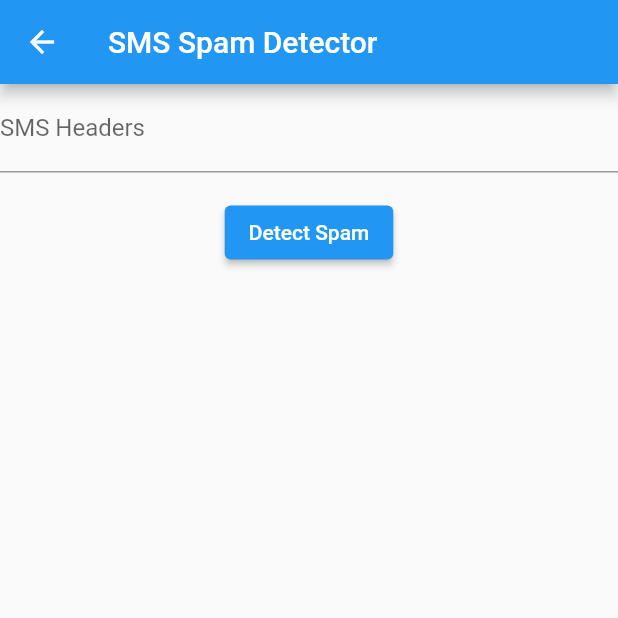
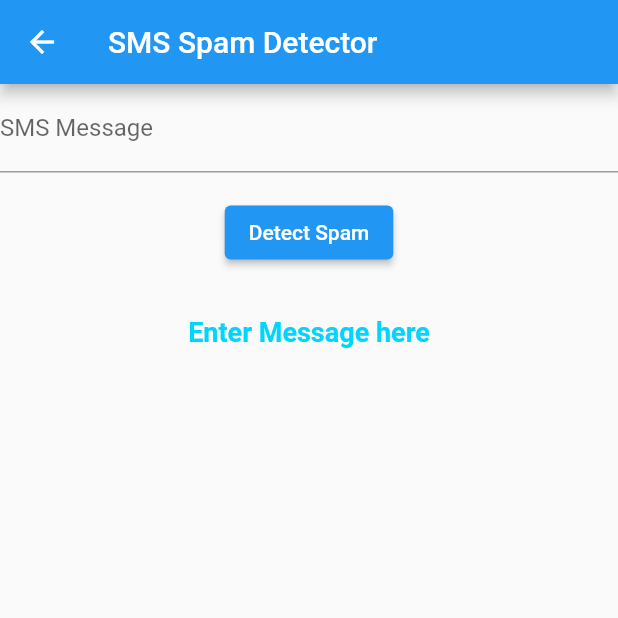
Before and after one commit to aakashsl/AlertMe, a Flutter app: the SpamDetectorPage screen opened by its route, after a tap on "Detect Spam", on a phone screen of 412 x 824 dp, the top half of it. Run offline on Flutter 3.47's test engine with Material 2 defaults, Android fonts, the light colour scheme and no system bars; network calls fail.

Commit message:
url.dart added

```diff
--- a/alertme/lib/main.dart
+++ b/alertme/lib/main.dart
@@ -1,4 +1,5 @@
 import 'package:alertme/sms.dart';
+import 'package:alertme/url.dart';
 import 'package:flutter/material.dart';
 void main() {
   runApp(AlertMe());
@@ -13,6 +14,7 @@ class AlertMe extends StatelessWidget {
       home:Home() ,
       routes: {
         SpamDetectorPage.routeName:(context) => SpamDetectorPage(),
+        DomainReputationChecker.routeName:(context) => DomainReputationChecker(),
       },
     );
   }
@@ -34,7 +36,9 @@ class Home extends StatelessWidget {
           Navigator.pushNamed(context, SpamDetectorPage.routeName);
         }, child: Text("SMS")),
         SizedBox(height: 10,),
-         ElevatedButton(onPressed: (){}, child: Text("URL"))],
+         ElevatedButton(onPressed: (){
+          Navigator.pushNamed(context, DomainReputationChecker.routeName);
+         }, child: Text("URL"))],
       ),
     ),
     );
--- a/alertme/lib/sms.dart
+++ b/alertme/lib/sms.dart
@@ -1,17 +1,18 @@
 import 'package:flutter/material.dart';
 import 'package:http/http.dart' as http;
 import 'dart:convert';
-import 'package:flutter/foundation.dart';
 
 class SpamDetectorPage extends StatefulWidget {
+  @override
   static const routeName = "SMS";
-  @override
   _SpamDetectorPageState createState() => _SpamDetectorPageState();
 }
 
 class _SpamDetectorPageState extends State<SpamDetectorPage> {
   final _headersController = TextEditingController();
+  final _messageController = TextEditingController();
   bool _isSpam = false;
+  String _notSpamMessage = '';
 
   @override
   Widget build(BuildContext context) {
@@ -25,16 +26,14 @@ class _SpamDetectorPageState extends State<SpamDetectorPage> {
             TextField(
               controller: _headersController,
               decoration: InputDecoration(
-                labelText: 'SMS Headers',
+                labelText: 'SMS Message',
                 hintText: 'Enter the headers of the SMS message',
               ),
               maxLines: null,
             ),
             SizedBox(height: 16),
             ElevatedButton(
-              onPressed: () {
-                sendPostRequest(_headersController.text);
-              },
+              onPressed: _detectSpamSMS,
               child: Text('Detect Spam'),
             ),
             SizedBox(height: 16),
@@ -47,29 +46,40 @@ class _SpamDetectorPageState extends State<SpamDetectorPage> {
                   fontSize: 18,
                 ),
               ),
+             !_isSpam && _headersController.text.length>0?
+              Text(
+                'Not spam message',
+                style: TextStyle(
+                  color: Colors.green,
+                  fontWeight: FontWeight.bold,
+                  fontSize: 18,
+                ),
+              ):Text(""),
+              _headersController.text.length==0?
+              Text(
+                'Enter Message here',
+                style: TextStyle(
+                  color: Color.fromARGB(255, 0, 213, 255),
+                  fontWeight: FontWeight.bold,
+                  fontSize: 18,
+                ),
+              ):Text(""),
           ],
         ),
       ),
     );
   }
-
-  Future<void> sendPostRequest(headers) async {
-    final url = Uri.parse('https://example.com/api/post');
-
-    final body = {'headers': headers};
-
+  Future<void> _detectSpamSMS() async {
+    final headers = _headersController.text;
+    final url = 'http://localhost:5000/detect-spam-sms';
     final response = await http.post(
-      url,
+      Uri.parse(url),
+      body: jsonEncode({'headers': headers}),
       headers: {'Content-Type': 'application/json'},
-      body: json.encode(body),
     );
-
-    if (response.statusCode == 200) {
-      // Handle success response
-      print('Post request successful');
-    } else {
-      // Handle error response
-      print('Post request failed with status: ${response.statusCode}');
-    }
+    final result = jsonDecode(response.body);
+    setState(() {
+      _isSpam = result['is_spam'];
+    });
   }
 }
```
Also changed, not shown: alertme/lib/url.dart (added, +42 -0 lines), 1 other file.
